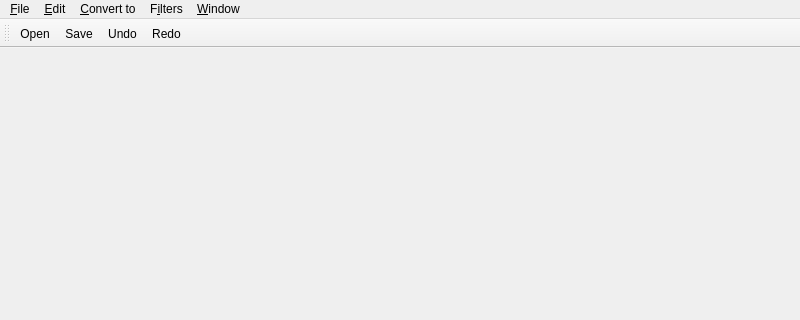
lastland/ImageProcessor, file ui/MainWindow.ui: the form before one commit; both pictures show x 0 to 800 and y 0 to 320 of the 800 by 600 pixel window.
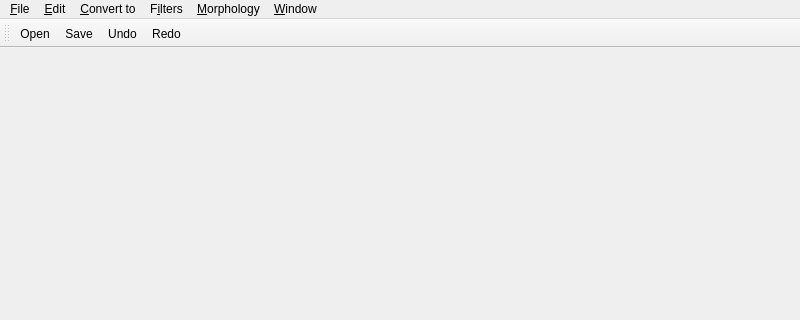
The form after the commit.

Commit message: Make a Morphology menu.

The edit to the form file:
```diff
--- a/ui/MainWindow.ui
+++ b/ui/MainWindow.ui
@@ -95,10 +95,22 @@
     <addaction name="actionMean"/>
     <addaction name="actionMedian"/>
    </widget>
+   <widget class="QMenu" name="menuMorphology">
+    <property name="title">
+     <string>&amp;Morphology</string>
+    </property>
+    <addaction name="actionMorphologyOp"/>
+    <addaction name="separator"/>
+    <addaction name="actionDistanceTransform"/>
+    <addaction name="actionSkeleton"/>
+    <addaction name="separator"/>
+    <addaction name="actionEdgeDetection"/>
+   </widget>
    <addaction name="menuFile"/>
    <addaction name="menuEdit"/>
    <addaction name="menuConvert"/>
    <addaction name="menuFilters"/>
+   <addaction name="menuMorphology"/>
    <addaction name="menuWindow"/>
   </widget>
   <widget class="QToolBar" name="toolBar">
```
Left out of the diff: 6 changed lines with no effect on the pictures.
